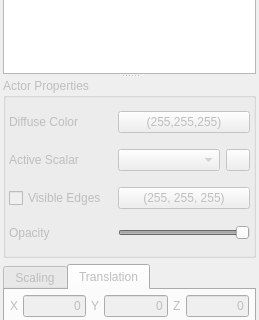
Above: Gui/VtkVis/VtkVisTabWidgetBase.ui from ufz/ogs before the change; both pictures show x 0 to 259 and y 115 to 435 of the 259 by 677 pixel window. Below: the same form after it.
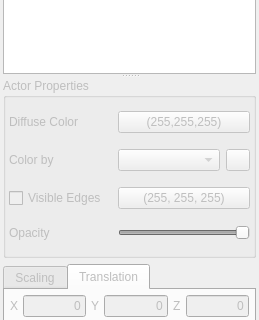
That is the form after the change. Icons and pictures are not drawn. Custom widgets are drawn as their Qt base class.

Commit message: renamed -active scalar- to -color by- in visualisation tab

Patch:
```diff
--- a/Gui/VtkVis/VtkVisTabWidgetBase.ui
+++ b/Gui/VtkVis/VtkVisTabWidgetBase.ui
@@ -119,7 +119,7 @@
           <item row="1" column="0">
            <widget class="QLabel" name="label_4">
             <property name="text">
-             <string>Active Scalar</string>
+             <string>Color by</string>
             </property>
            </widget>
           </item>
```
